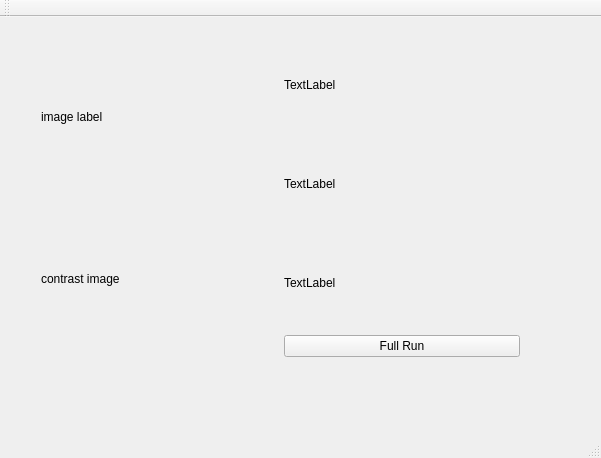
Qt form mainwindow.ui (rohezal/crackvisualizer) before a commit.
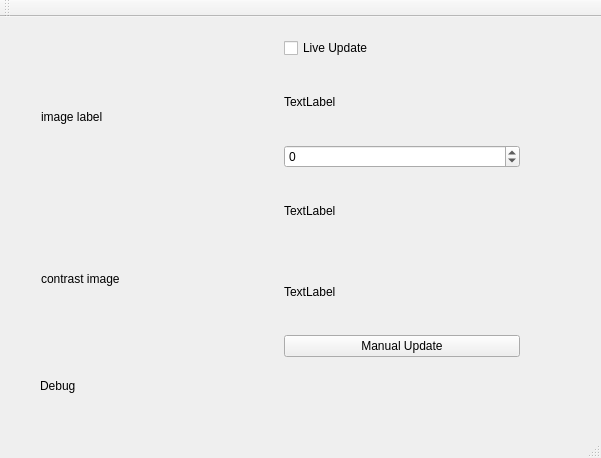
The same form after that commit.

Commit message: basic logic exists

Patch:
```diff
--- a/mainwindow.ui
+++ b/mainwindow.ui
@@ -44,6 +44,13 @@
      </item>
      <item>
       <layout class="QVBoxLayout" name="verticalLayout">
+       <item>
+        <widget class="QCheckBox" name="liveUpdatecheckBox">
+         <property name="text">
+          <string>Live Update</string>
+         </property>
+        </widget>
+       </item>
        <item>
         <widget class="QLabel" name="text2">
          <property name="text">
@@ -51,6 +58,16 @@
          </property>
         </widget>
        </item>
+       <item>
+        <widget class="QSpinBox" name="parameterContrastDivisor">
+         <property name="minimum">
+          <number>-100</number>
+         </property>
+         <property name="maximum">
+          <number>100</number>
+         </property>
+        </widget>
+       </item>
        <item>
         <widget class="QLabel" name="text3">
          <property name="text">
@@ -68,7 +85,7 @@
        <item>
         <widget class="QPushButton" name="pushButton">
          <property name="text">
-          <string>Full Run</string>
+          <string>Manual Update</string>
          </property>
         </widget>
        </item>
@@ -76,6 +93,19 @@
      </item>
     </layout>
    </widget>
+   <widget class="QLabel" name="debuglabel">
+    <property name="geometry">
+     <rect>
+      <x>40</x>
+      <y>360</y>
+      <width>67</width>
+      <height>17</height>
+     </rect>
+    </property>
+    <property name="text">
+     <string>Debug</string>
+    </property>
+   </widget>
   </widget>
   <widget class="QMenuBar" name="menuBar">
    <property name="geometry">
```
Left out of the diff: 2 changed lines with no effect on the pictures. The commit also changes 2 other files.
